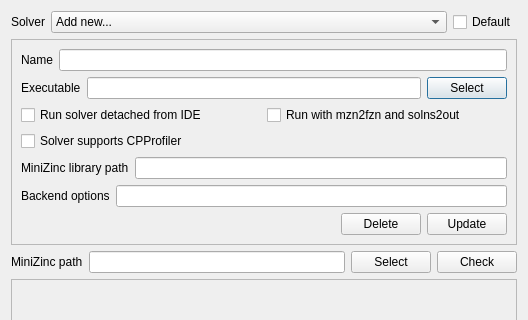
Old version of the form MiniZincIDE/solverdialog.ui in the repository MiniZinc/MiniZincIDE; both pictures show x 0 to 528 and y 0 to 320 of the 528 by 527 pixel window.
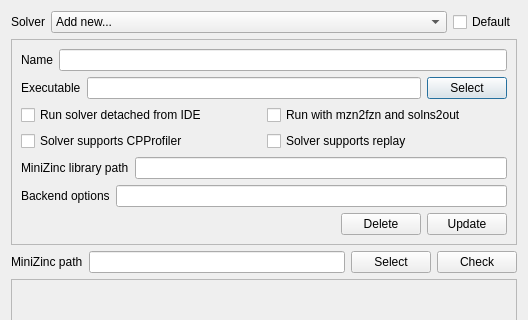
New version of the form.

Commit message: Grouping + Replay support

Diff of the .ui file:
```diff
--- a/MiniZincIDE/solverdialog.ui
+++ b/MiniZincIDE/solverdialog.ui
@@ -143,6 +143,13 @@
           </property>
          </widget>
         </item>
+        <item>
+         <widget class="QCheckBox" name="supports_replay">
+          <property name="text">
+           <string>Solver supports replay</string>
+          </property>
+         </widget>
+        </item>
        </layout>
       </item>
       <item>
```
The commit also changes 8 other files.
